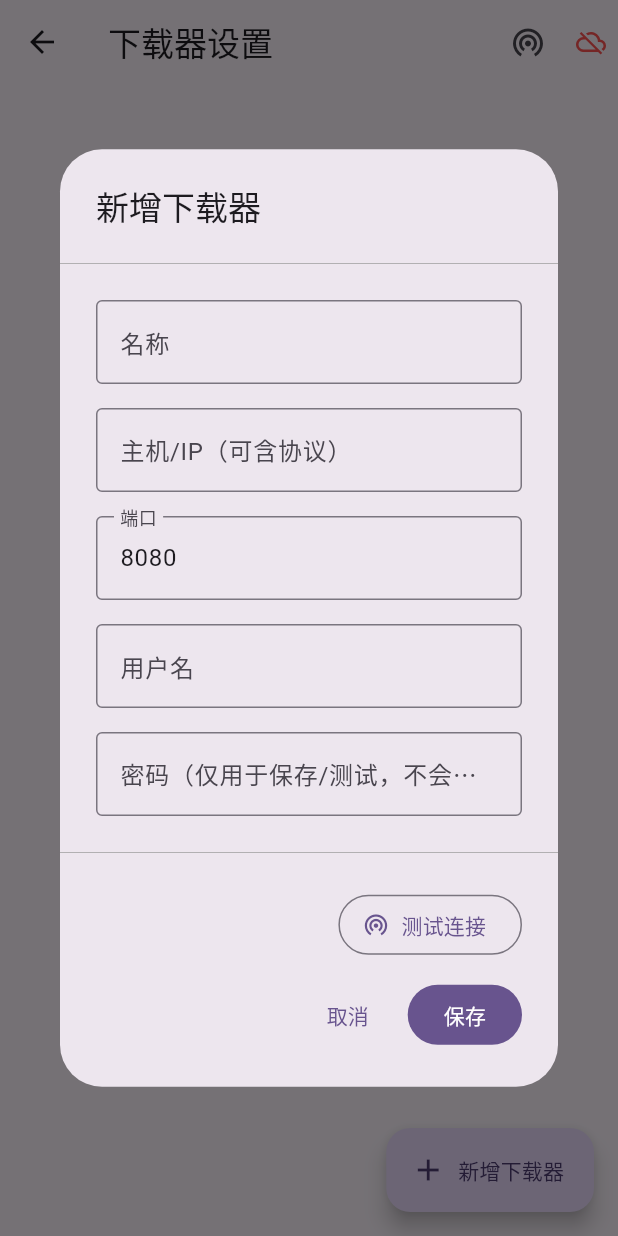
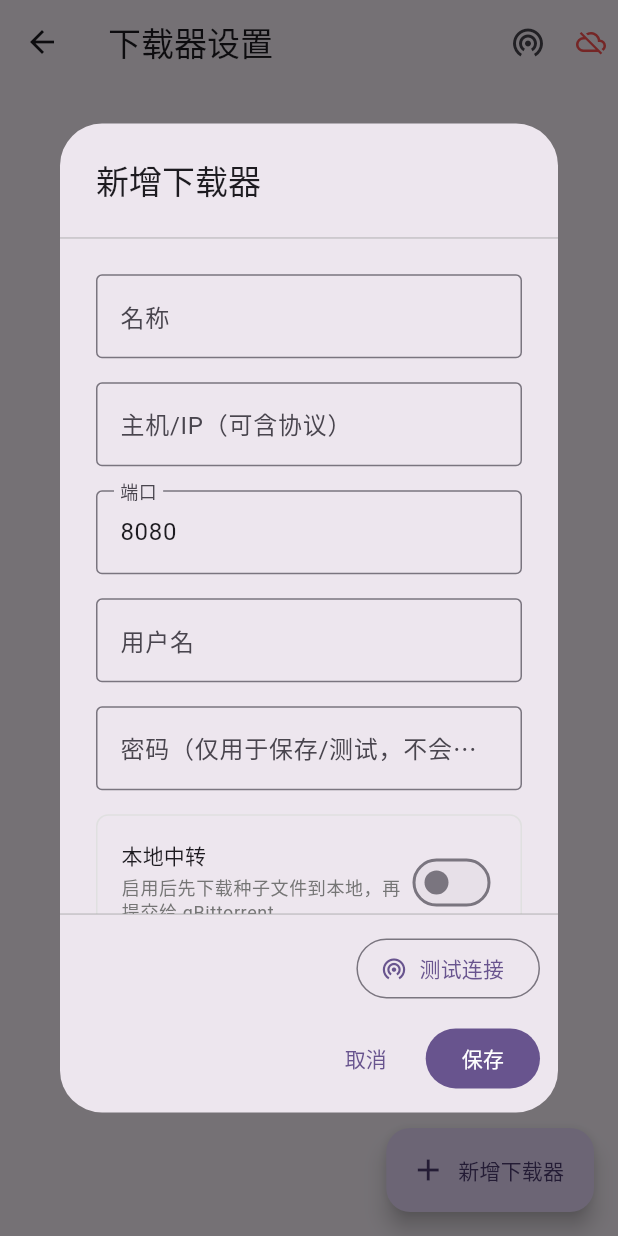
Before and after one commit to khan4515/flutter_application_m_team, a Flutter app: the DownloaderSettingsPage screen opened directly, after a tap on "新增下载器", on a phone screen of 412 x 824 dp. Run offline on Flutter 3.47's test engine with Material 3 defaults, Android fonts, the phone set to English and light mode, and no system bars; our stand-ins replace dio, flutter_secure_storage, shared_preferences; accounts and stored records are empty; network calls fail.

```diff
--- a/lib/app.dart
+++ b/lib/app.dart
@@ -1265,6 +1265,7 @@ class _QbClientEditorDialogState extends State<_QbClientEditorDialog> {
   bool _testing = false;
   String? _testMsg;
   bool? _testOk;
+  bool _useLocalRelay = false; // 本地中转选项状态
 
   @override
   void initState() {
@@ -1275,6 +1276,7 @@ class _QbClientEditorDialogState extends State<_QbClientEditorDialog> {
       _hostCtrl.text = e.host;
       _portCtrl.text = e.port.toString();
       _userCtrl.text = e.username;
+      _useLocalRelay = e.useLocalRelay; // 初始化本地中转状态
     }
   }
 
@@ -1308,6 +1310,7 @@ class _QbClientEditorDialogState extends State<_QbClientEditorDialog> {
       host: host,
       port: port,
       username: user,
+      useLocalRelay: _useLocalRelay, // 包含本地中转选项
     );
     // 可选先测连
     Navigator.of(context).pop(_QbEditorResult(cfg, pwd.isEmpty ? null : pwd));
@@ -1343,6 +1346,7 @@ class _QbClientEditorDialogState extends State<_QbClientEditorDialog> {
         host: host,
         port: port,
         username: user,
+        useLocalRelay: _useLocalRelay, // 包含本地中转选项
       );
 
       await QbService.instance.testConnection(config: cfg, password: pwd);
@@ -1436,6 +1440,45 @@ class _QbClientEditorDialogState extends State<_QbClientEditorDialog> {
                       decoration: const InputDecoration(
                         labelText: '密码（仅用于保存/测试，不会明文入库）',
                         border: OutlineInputBorder(),
+                      ),
+                    ),
+                    const SizedBox(height: 16),
+                    // 本地中转选项
+                    Container(
+                      padding: const EdgeInsets.all(16),
+                      decoration: BoxDecoration(
+                        border: Border.all(color: Colors.grey.shade300),
+                        borderRadius: BorderRadius.circular(8),
+                      ),
+                      child: Row(
+                        children: [
+                          Expanded(
+                            child: Column(
+                              crossAxisAlignment: CrossAxisAlignment.start,
+                              children: [
+                                Text(
+                                  '本地中转',
+                                  style: Theme.of(context).textTheme.titleSmall,
+                                ),
+                                const SizedBox(height: 4),
+                                Text(
+                                  '启用后先下载种子文件到本地，再提交给 qBittorrent',
+                                  style: Theme.of(context).textTheme.bodySmall?.copyWith(
+                                    color: Colors.grey.shade600,
+                                  ),
+                                ),
+                              ],
+                            ),
+                          ),
+                          Switch(
+                            value: _useLocalRelay,
+                            onChanged: (value) {
+                              setState(() {
+                                _useLocalRelay = value;
+                              });
+                            },
+                          ),
+                        ],
                       ),
                     ),
                     if (_testMsg != null) ...[
@@ -1485,7 +1528,7 @@ class _QbClientEditorDialogState extends State<_QbClientEditorDialog> {
             ),
             // 按钮栏
             Container(
-              padding: const EdgeInsets.all(24),
+              padding: const EdgeInsets.all(12),
               decoration: const BoxDecoration(
                 border: Border(top: BorderSide(color: Colors.grey, width: 0.5)),
               ),
--- a/lib/models/app_models.dart
+++ b/lib/models/app_models.dart
@@ -40,6 +40,7 @@ class QbClientConfig {
   final int port;
   final String username;
   final String? password; // stored securely, may be null when loaded from prefs-only
+  final bool useLocalRelay; // 是否启用本地中转，先下载种子文件再提交给qBittorrent
 
   const QbClientConfig({
     required this.id,
@@ -48,6 +49,7 @@ class QbClientConfig {
     required this.port,
     required this.username,
     this.password,
+    this.useLocalRelay = false, // 默认禁用
   });
 
   QbClientConfig copyWith({
@@ -57,6 +59,7 @@ class QbClientConfig {
     int? port,
     String? username,
     String? password,
+    bool? useLocalRelay,
   }) => QbClientConfig(
         id: id ?? this.id,
         name: name ?? this.name,
@@ -64,6 +67,7 @@ class QbClientConfig {
         port: port ?? this.port,
         username: username ?? this.username,
         password: password ?? this.password,
+        useLocalRelay: useLocalRelay ?? this.useLocalRelay,
       );
 
   Map<String, dynamic> toJson() => {
@@ -72,6 +76,7 @@ class QbClientConfig {
         'host': host,
         'port': port,
         'username': username,
+        'useLocalRelay': useLocalRelay,
         // password intentionally excluded from plain json by default
       };
 
@@ -81,6 +86,7 @@ class QbClientConfig {
         host: json['host'] as String,
         port: (json['port'] as num).toInt(),
         username: json['username'] as String,
+        useLocalRelay: (json['useLocalRelay'] as bool?) ?? false,
       );
 }
 
```
Also changed, not shown: lib/pages/torrent_detail_page.dart (+57 -3 lines), lib/services/qbittorrent/qb_client.dart (+106 -0 lines), pubspec.yaml (+31 -5 lines), mt.png (added), pubspec.lock, 52 other files.
